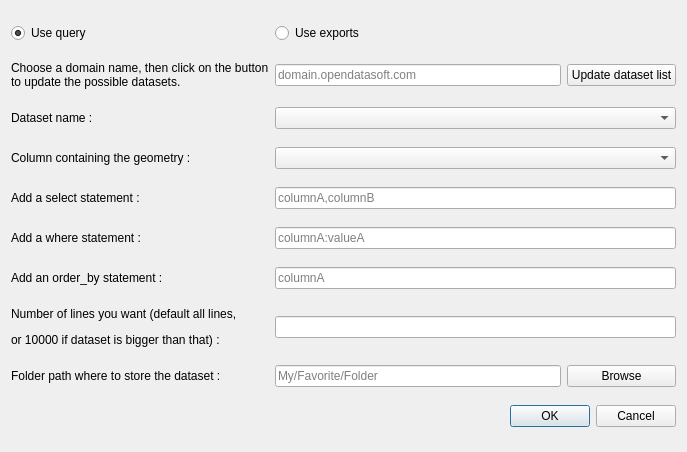
Before: the Qt Designer form plugin_dialog.ui in opendatasoft/qgis-ods-plugin, drawn with Qt 5.
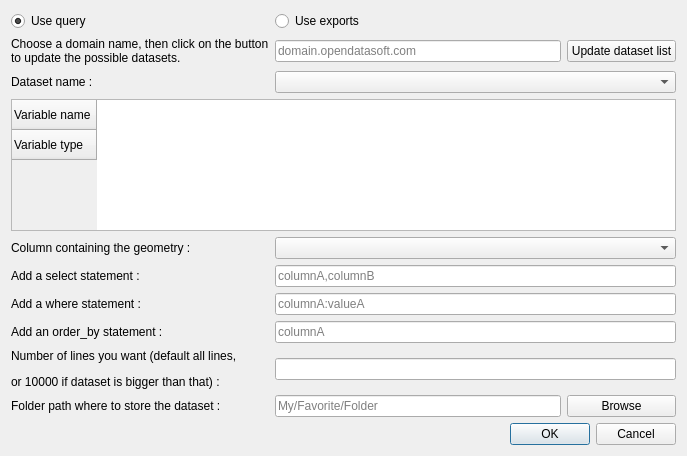
After: the same form once the commit is applied.

Commit message: schema table now shown

What changed in the file:
```diff
--- a/plugin_dialog.ui
+++ b/plugin_dialog.ui
@@ -7,148 +7,81 @@
     <x>0</x>
     <y>0</y>
     <width>687</width>
-    <height>452</height>
+    <height>456</height>
    </rect>
   </property>
   <property name="windowTitle">
    <string>Import an ODS dataset</string>
   </property>
   <layout class="QGridLayout" name="gridLayout">
-   <item row="18" column="0">
-    <widget class="QLabel" name="numberOfLinesLabel">
-     <property name="lineWidth">
-      <number>1</number>
-     </property>
-     <property name="text">
-      <string>&lt;html&gt;&lt;head/&gt;&lt;body&gt;&lt;p&gt;Number of lines you want (default all lines,&lt;/p&gt;&lt;p&gt;or 10000 if dataset is bigger than that) :&lt;/p&gt;&lt;/body&gt;&lt;/html&gt;</string>
-     </property>
-    </widget>
-   </item>
-   <item row="20" column="0">
+   <item row="21" column="0">
     <widget class="QLabel" name="pathLabel">
      <property name="text">
       <string>Folder path where to store the dataset :</string>
      </property>
     </widget>
    </item>
-   <item row="16" column="1" colspan="2">
-    <widget class="QLineEdit" name="orderByInput">
-     <property name="placeholderText">
-      <string>columnA</string>
-     </property>
-    </widget>
-   </item>
-   <item row="6" column="0">
-    <widget class="QLabel" name="domainLabel">
-     <property name="text">
-      <string>Choose a domain name, then click on the button 
-to update the possible datasets.</string>
-     </property>
-    </widget>
-   </item>
-   <item row="0" column="1">
-    <widget class="QRadioButton" name="exportsButton">
-     <property name="text">
-      <string>Use exports</string>
-     </property>
-     <attribute name="buttonGroup">
-      <string notr="true">buttonGroup</string>
-     </attribute>
-    </widget>
-   </item>
-   <item row="6" column="1">
-    <widget class="QLineEdit" name="domainInput">
-     <property name="text">
-      <string/>
-     </property>
-     <property name="placeholderText">
-      <string>domain.opendatasoft.com</string>
-     </property>
-    </widget>
-   </item>
-   <item row="23" column="1" colspan="2">
-    <widget class="QDialogButtonBox" name="dialogButtonBox">
-     <property name="orientation">
-      <enum>Qt::Horizontal</enum>
-     </property>
-     <property name="standardButtons">
-      <set>QDialogButtonBox::Cancel|QDialogButtonBox::Ok</set>
-     </property>
-    </widget>
-   </item>
-   <item row="20" column="1">
+   <item row="21" column="1">
     <widget class="QLineEdit" name="pathInput">
      <property name="placeholderText">
       <string>My/Favorite/Folder</string>
      </property>
     </widget>
    </item>
-   <item row="12" column="0">
-    <widget class="QLabel" name="selectLabel">
+   <item row="8" column="0">
+    <widget class="QLabel" name="datasetLabel">
      <property name="text">
-      <string>Add a select statement :</string>
+      <string>Dataset name :</string>
      </property>
     </widget>
    </item>
-   <item row="12" column="1" colspan="2">
-    <widget class="QLineEdit" name="selectInput">
-     <property name="placeholderText">
-      <string>columnA,columnB</string>
-     </property>
-    </widget>
-   </item>
-   <item row="20" column="2">
-    <widget class="QPushButton" name="filePathButton">
-     <property name="text">
-      <string>Browse</string>
-     </property>
-    </widget>
-   </item>
-   <item row="10" column="0">
-    <widget class="QLabel" name="geometryLabel">
-     <property name="text">
-      <string>Column containing the geometry :</string>
-     </property>
-    </widget>
-   </item>
-   <item row="14" column="0">
-    <widget class="QLabel" name="whereLabel">
-     <property name="text">
-      <string>Add a where statement :</string>
-     </property>
-    </widget>
-   </item>
-   <item row="6" column="2">
-    <widget class="QPushButton" name="updateListButton">
-     <property name="text">
-      <string>Update dataset list</string>
-     </property>
-    </widget>
-   </item>
-   <item row="10" column="1" colspan="2">
-    <widget class="QComboBox" name="geomColumnListComboBox"/>
-   </item>
-   <item row="16" column="0">
+   <item row="17" column="0">
     <widget class="QLabel" name="orderByLabel">
      <property name="text">
       <string>Add an order_by statement :</string>
      </property>
     </widget>
    </item>
+   <item row="11" column="0">
+    <widget class="QLabel" name="geometryLabel">
+     <property name="text">
+      <string>Column containing the geometry :</string>
+     </property>
+    </widget>
+   </item>
+   <item row="6" column="0">
+    <widget class="QLabel" name="domainLabel">
+     <property name="text">
+      <string>Choose a domain name, then click on the button 
+to update the possible datasets.</string>
+     </property>
+    </widget>
+   </item>
    <item row="8" column="1" colspan="2">
     <widget class="QComboBox" name="datasetListComboBox"/>
    </item>
-   <item row="18" column="1" colspan="2">
-    <widget class="QLineEdit" name="numberOfLinesInput"/>
+   <item row="15" column="0">
+    <widget class="QLabel" name="whereLabel">
+     <property name="text">
+      <string>Add a where statement :</string>
+     </property>
+    </widget>
    </item>
-   <item row="8" column="0">
-    <widget class="QLabel" name="datasetLabel">
+   <item row="13" column="0">
+    <widget class="QLabel" name="selectLabel">
      <property name="text">
-      <string>Dataset name :</string>
+      <string>Add a select statement :</string>
      </property>
     </widget>
    </item>
-   <item row="14" column="1" colspan="2">
+   <item row="17" column="1" colspan="2">
+    <widget class="QLineEdit" name="orderByInput">
+     <property name="placeholderText">
+      <string>columnA</string>
+     </property>
+    </widget>
+   </item>
+   <item row="15" column="1" colspan="2">
     <widget class="QLineEdit" name="whereInput">
      <property name="placeholderText">
       <string>columnA:valueA</string>
@@ -168,6 +101,87 @@
      </attribute>
     </widget>
    </item>
+   <item row="24" column="1" colspan="2">
+    <widget class="QDialogButtonBox" name="dialogButtonBox">
+     <property name="orientation">
+      <enum>Qt::Horizontal</enum>
+     </property>
+     <property name="standardButtons">
+      <set>QDialogButtonBox::Cancel|QDialogButtonBox::Ok</set>
+     </property>
+    </widget>
+   </item>
+   <item row="6" column="1">
+    <widget class="QLineEdit" name="domainInput">
+     <property name="text">
+      <string/>
+     </property>
+     <property name="placeholderText">
+      <string>domain.opendatasoft.com</string>
+     </property>
+    </widget>
+   </item>
+   <item row="19" column="1" colspan="2">
+    <widget class="QLineEdit" name="numberOfLinesInput"/>
+   </item>
+   <item row="0" column="1">
+    <widget class="QRadioButton" name="exportsButton">
+     <property name="text">
+      <string>Use exports</string>
+     </property>
+     <attribute name="buttonGroup">
+      <string notr="true">buttonGroup</string>
+     </attribute>
+    </widget>
+   </item>
+   <item row="6" column="2">
+    <widget class="QPushButton" name="updateListButton">
+     <property name="text">
+      <string>Update dataset list</string>
+     </property>
+    </widget>
+   </item>
+   <item row="19" column="0">
+    <widget class="QLabel" name="numberOfLinesLabel">
+     <property name="lineWidth">
+      <number>1</number>
+     </property>
+     <property name="text">
+      <string>&lt;html&gt;&lt;head/&gt;&lt;body&gt;&lt;p&gt;Number of lines you want (default all lines,&lt;/p&gt;&lt;p&gt;or 10000 if dataset is bigger than that) :&lt;/p&gt;&lt;/body&gt;&lt;/html&gt;</string>
+     </property>
+    </widget>
+   </item>
+   <item row="13" column="1" colspan="2">
+    <widget class="QLineEdit" name="selectInput">
+     <property name="placeholderText">
+      <string>columnA,columnB</string>
+     </property>
+    </widget>
+   </item>
+   <item row="11" column="1" colspan="2">
+    <widget class="QComboBox" name="geomColumnListComboBox"/>
+   </item>
+   <item row="21" column="2">
+    <widget class="QPushButton" name="filePathButton">
+     <property name="text">
+      <string>Browse</string>
+     </property>
+    </widget>
+   </item>
+   <item row="10" column="0" colspan="3">
+    <widget class="QTableWidget" name="schemaTableWidget">
+     <row>
+      <property name="text">
+       <string>Variable name</string>
+      </property>
+     </row>
+     <row>
+      <property name="text">
+       <string>Variable type</string>
+      </property>
+     </row>
+    </widget>
+   </item>
   </layout>
  </widget>
  <resources/>
```
The commit also changes 1 other file.
